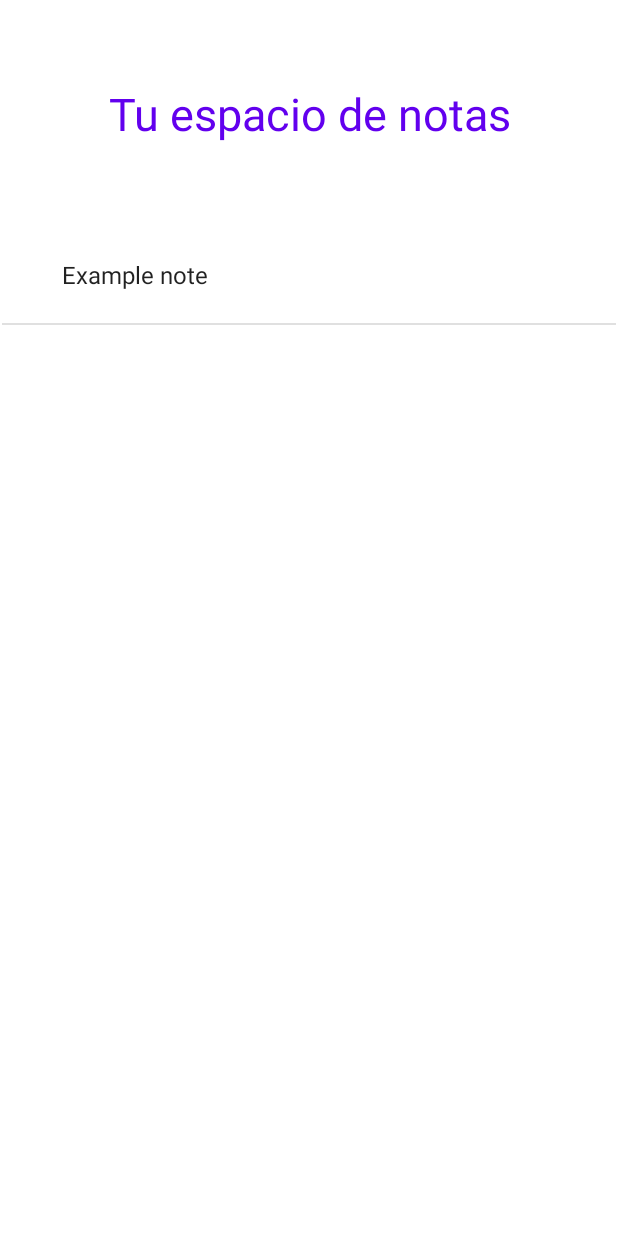
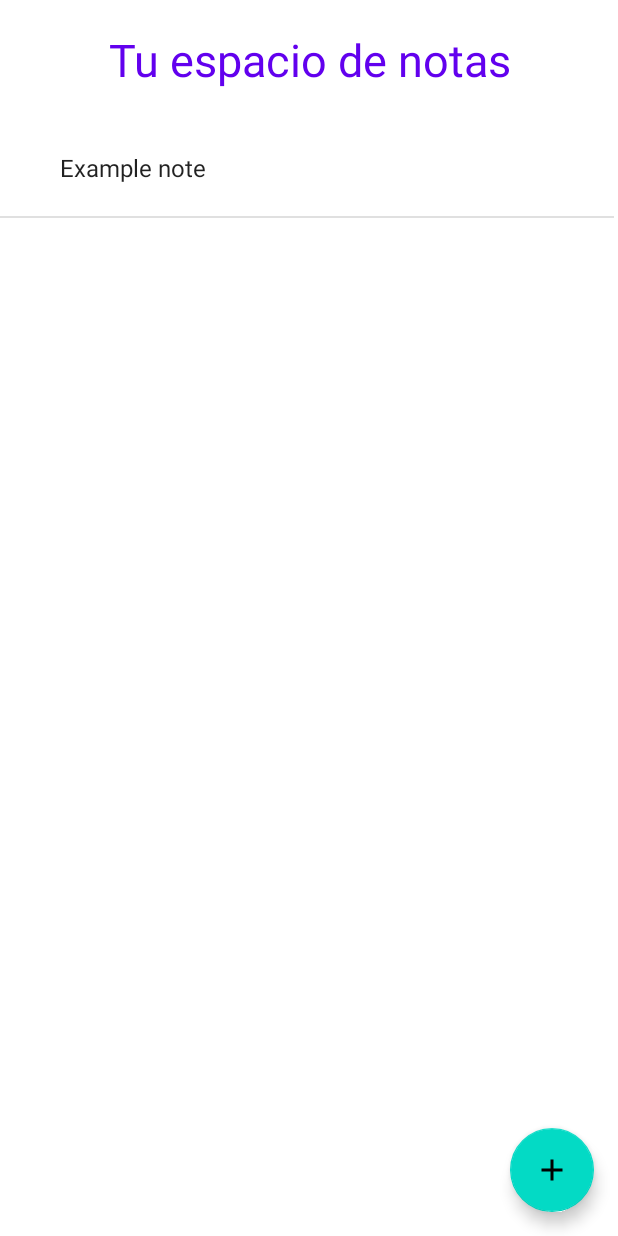
Before and after one commit to SHNacho/NPI, an Android app: the notesActivity screen opened directly, with no data from a screen before it, on a phone screen of 412 x 824 dp. Run offline under Robolectric (Android 15) with nearby library versions, the phone set to English and light mode, and no system bars; 1 statement that could not run was skipped.

```diff
--- a/app/src/main/AndroidManifest.xml
+++ b/app/src/main/AndroidManifest.xml
@@ -36,7 +36,8 @@
             android:exported="false" />
         <activity
             android:name=".LoginActivity"
-            android:exported="true">
+            android:exported="true"
+            android:noHistory="true">
             <intent-filter>
                 <action android:name="android.intent.action.MAIN" />
                 <action android:name="android.nfc.action.NDEF_DISCOVERED" />
--- /dev/null
+++ b/app/src/main/res/drawable/ic_plus_24.xml
@@ -0,0 +1,6 @@
+<?xml version="1.0" encoding="UTF-8" standalone="no"?>
+<vector xmlns:android="http://schemas.android.com/apk/res/android" android:height="24dp" android:tint="#000000" android:viewportHeight="24.0" android:viewportWidth="24.0" android:width="24dp">
+
+    <path android:fillColor="@android:color/white" android:pathData="M19,13h-6v6h-2v-6H5v-2h6V5h2v6h6v2z"/>
+
+</vector>
--- a/app/src/main/res/layout/activity_notes.xml
+++ b/app/src/main/res/layout/activity_notes.xml
@@ -1,5 +1,5 @@
 <?xml version="1.0" encoding="utf-8"?>
-<androidx.constraintlayout.widget.ConstraintLayout
+<androidx.coordinatorlayout.widget.CoordinatorLayout
     xmlns:android="http://schemas.android.com/apk/res/android"
     xmlns:app="http://schemas.android.com/apk/res-auto"
     xmlns:tools="http://schemas.android.com/tools"
@@ -18,11 +18,19 @@
         app:layout_constraintStart_toStartOf="parent"
         app:layout_constraintTop_toTopOf="parent" />
 
-    <!--Adding a TextView -->
+    <com.google.android.material.floatingactionbutton.FloatingActionButton
+        android:id="@+id/add_note_btn"
+        android:layout_width="wrap_content"
+        android:layout_height="wrap_content"
+        android:layout_gravity="bottom|right"
+        android:layout_margin="16dp"
+
+        app:srcCompat="@drawable/ic_plus_24"/>
+
     <TextView
         android:id="@+id/textView2"
-        android:layout_width="0dp"
-        android:layout_height="0dp"
+        android:layout_width="match_parent"
+        android:layout_height="80dp"
         android:gravity="center|center_horizontal"
         android:text="Tu espacio de notas"
         android:textColor="@color/design_default_color_primary"
@@ -32,4 +40,4 @@
         app:layout_constraintStart_toStartOf="parent"
         app:layout_constraintTop_toTopOf="parent" />
 
-</androidx.constraintlayout.widget.ConstraintLayout>
+</androidx.coordinatorlayout.widget.CoordinatorLayout>
```
Also changed, not shown: app/src/main/java/com/example/npi/notesActivity.java (+14 -25 lines), app/src/main/res/layout/activity_contactos.xml (+13 -13 lines).
